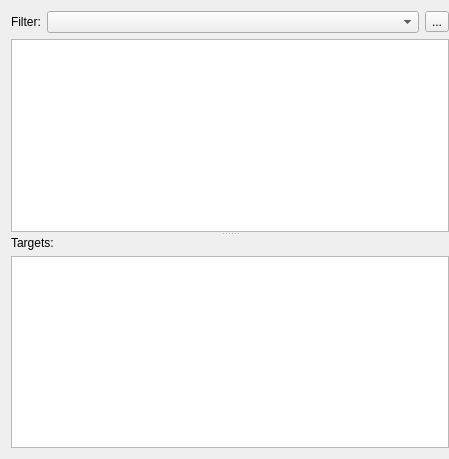
Qt form documentview.ui (martinribelotta/embedded-ide) before a commit.
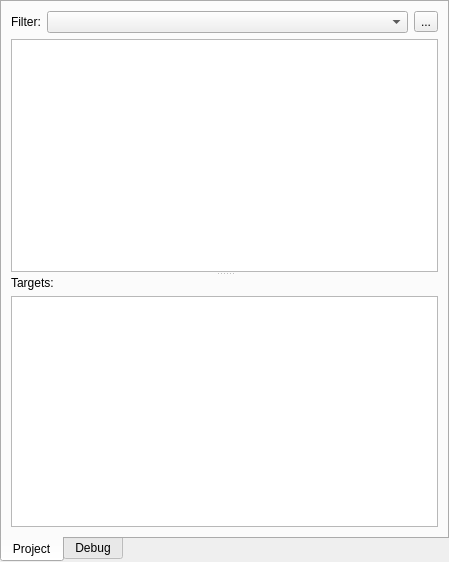
The same form after that commit.

Commit message: Add gdb framework and correct bugfix for project template params.

The edit to the form file:
```diff
--- a/documentview.ui
+++ b/documentview.ui
@@ -7,16 +7,41 @@
     <x>0</x>
     <y>0</y>
     <width>449</width>
-    <height>459</height>
+    <height>562</height>
    </rect>
   </property>
   <property name="windowTitle">
    <string>Form</string>
   </property>
-  <layout class="QVBoxLayout" name="verticalLayout_3">
+  <layout class="QVBoxLayout" name="verticalLayout_4">
+   <property name="spacing">
+    <number>0</number>
+   </property>
+   <property name="leftMargin">
+    <number>0</number>
+   </property>
+   <property name="topMargin">
+    <number>0</number>
+   </property>
    <property name="rightMargin">
     <number>0</number>
    </property>
+   <property name="bottomMargin">
+    <number>0</number>
+   </property>
+   <item>
+    <widget class="QTabWidget" name="tabWidget">
+     <property name="tabPosition">
+      <enum>QTabWidget::South</enum>
+     </property>
+     <property name="currentIndex">
+      <number>0</number>
+     </property>
+     <widget class="QWidget" name="tabProject">
+      <attribute name="title">
+       <string>Project</string>
+      </attribute>
+      <layout class="QVBoxLayout" name="verticalLayout_3">
    <item>
     <widget class="QSplitter" name="splitter">
      <property name="orientation">
@@ -92,6 +117,15 @@
         </widget>
        </item>
       </layout>
+         </widget>
+        </widget>
+       </item>
+      </layout>
+     </widget>
+     <widget class="QWidget" name="tabDebug">
+      <attribute name="title">
+       <string>Debug</string>
+      </attribute>
      </widget>
     </widget>
    </item>
```
Lines whose indentation alone changed are shown as unchanged. The commit also changes 50 other files.
